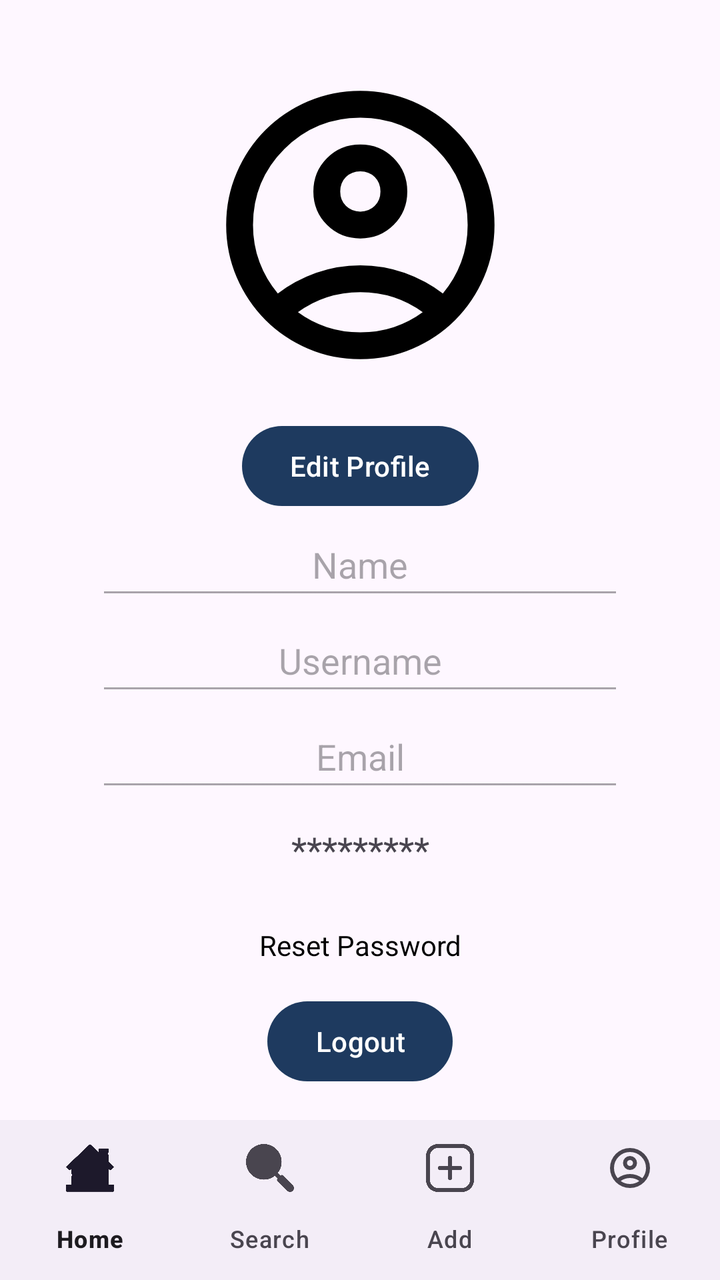
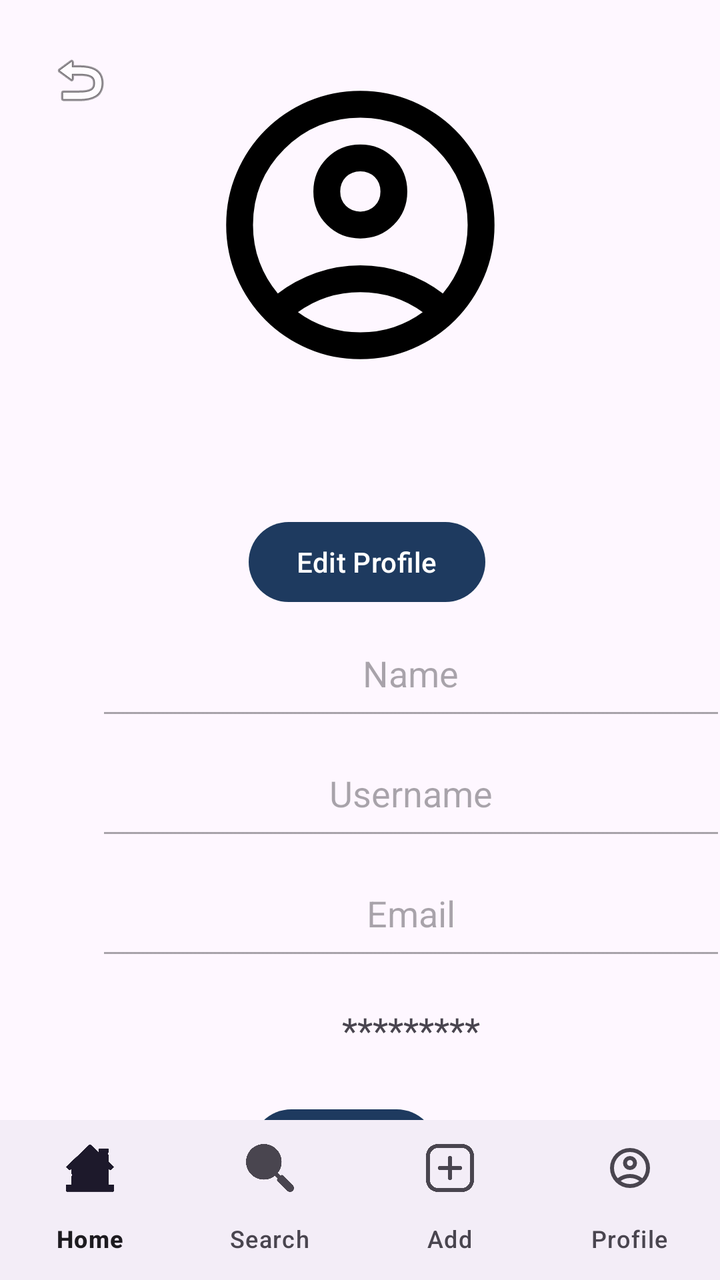

Screens rendered from an Android XML layout before and after an edit, with the pre-edit source and the edit as a unified diff.
<!-- AndroidManifest.xml: application theme Theme.WooferProject -->
<!-- res/layout/profile_page.xml -->
<androidx.constraintlayout.widget.ConstraintLayout xmlns:android="http://schemas.android.com/apk/res/android"
    xmlns:app="http://schemas.android.com/apk/res-auto"
    xmlns:tools="http://schemas.android.com/tools"
    android:layout_width="match_parent"
    android:layout_height="match_parent">

    <ImageView
        android:id="@+id/imageView"
        android:layout_width="165dp"
        android:layout_height="161dp"
        android:layout_marginTop="32dp"
        app:layout_constraintEnd_toEndOf="parent"
        app:layout_constraintStart_toStartOf="parent"
        app:layout_constraintTop_toTopOf="parent"
        android:src="@drawable/profile" />

    <Button
        android:id="@+id/editProfile"
        android:layout_width="wrap_content"
        android:layout_height="wrap_content"
        android:layout_marginTop="16dp"
        android:text="Edit Profile"
        app:layout_constraintEnd_toEndOf="parent"
        app:layout_constraintStart_toStartOf="parent"
        app:layout_constraintTop_toBottomOf="@+id/imageView" />

    <EditText
        android:id="@+id/profile_name"
        android:layout_width="0dp"
        android:layout_height="48dp"
        android:layout_marginStart="48dp"
        android:layout_marginEnd="48dp"
        android:gravity="center"
        android:text="Name"
        android:enabled="false"
        android:textSize="18sp"
        app:layout_constraintBottom_toTopOf="@+id/profile_username"
        app:layout_constraintEnd_toEndOf="parent"
        app:layout_constraintStart_toStartOf="parent"
        app:layout_constraintTop_toBottomOf="@+id/editProfile"
        app:layout_constraintVertical_chainStyle="spread" />

    <EditText
        android:id="@+id/profile_username"
        android:layout_width="0dp"
        android:layout_height="48dp"
        android:layout_marginStart="48dp"
        android:layout_marginEnd="48dp"
        android:gravity="center"
        android:textSize="18sp"
        android:text="Username"
        android:enabled="false"
        app:layout_constraintBottom_toTopOf="@+id/profile_email"
        app:layout_constraintEnd_toEndOf="parent"
        app:layout_constraintStart_toStartOf="parent"
        app:layout_constraintTop_toBottomOf="@+id/profile_name" />

    <EditText
        android:id="@+id/profile_email"
        android:layout_width="0dp"
        android:layout_height="48dp"
        android:layout_marginStart="48dp"
        android:layout_marginEnd="48dp"
        android:gravity="center"
        android:textSize="18sp"
        android:text="Email"
        android:enabled="false"
        app:layout_constraintBottom_toTopOf="@+id/profile_password"
        app:layout_constraintEnd_toEndOf="parent"
        app:layout_constraintStart_toStartOf="parent"
        app:layout_constraintTop_toBottomOf="@+id/profile_username" />

    <TextView
        android:id="@+id/profile_password"
        android:layout_width="0dp"
        android:layout_height="48dp"
        android:layout_marginStart="48dp"
        android:layout_marginEnd="48dp"
        android:gravity="center"
        android:textSize="18sp"
        android:text="*********"
        app:layout_constraintBottom_toTopOf="@+id/profile_reset_password"
        app:layout_constraintEnd_toEndOf="parent"
        app:layout_constraintStart_toStartOf="parent"
        app:layout_constraintTop_toBottomOf="@+id/profile_email" />

    <TextView
        android:id="@+id/profile_reset_password"
        android:layout_width="0dp"
        android:layout_height="48dp"
        android:layout_marginStart="48dp"
        android:layout_marginEnd="48dp"
        android:gravity="center"
        android:text="Reset Password"
        android:textColor="@color/black"
        android:clickable="true"
        android:focusable="true"
        app:layout_constraintBottom_toTopOf="@+id/logout"
        app:layout_constraintEnd_toEndOf="parent"
        app:layout_constraintStart_toStartOf="parent"
        app:layout_constraintTop_toBottomOf="@+id/profile_password" />

    <Button
        android:id="@+id/logout"
        android:layout_width="wrap_content"
        android:layout_height="wrap_content"
        android:layout_marginBottom="16dp"
        android:text="Logout"
        app:layout_constraintBottom_toTopOf="@+id/navigationBar"
        app:layout_constraintEnd_toEndOf="parent"
        app:layout_constraintStart_toStartOf="parent"
        app:layout_constraintTop_toBottomOf="@+id/profile_reset_password" />

    <com.google.android.material.bottomnavigation.BottomNavigationView
        android:id="@+id/navigationBar"
        android:layout_width="0dp"
        android:layout_height="wrap_content"
        app:labelVisibilityMode="labeled"
        app:layout_constraintBottom_toBottomOf="parent"
        app:layout_constraintEnd_toEndOf="parent"
        app:layout_constraintStart_toStartOf="parent"
        app:menu="@menu/bottom_menu" />

</androidx.constraintlayout.widget.ConstraintLayout>
<!-- resources referenced by this layout -->
<resources>
  <color name="black">#FF000000</color>
  <!-- drawable profile (drawable) -->
  <vector xmlns:android="http://schemas.android.com/apk/res/android" android:height="240dp" android:tint="#000000" android:viewportHeight="960" android:viewportWidth="960" android:width="240dp">
        
      <path android:fillColor="@android:color/white" android:pathData="M234,684Q285,645 348,622.5Q411,600 480,600Q549,600 612,622.5Q675,645 726,684Q761,643 780.5,591Q800,539 800,480Q800,347 706.5,253.5Q613,160 480,160Q347,160 253.5,253.5Q160,347 160,480Q160,539 179.5,591Q199,643 234,684ZM380.5,479.5Q340,439 340,380Q340,321 380.5,280.5Q421,240 480,240Q539,240 579.5,280.5Q620,321 620,380Q620,439 579.5,479.5Q539,520 480,520Q421,520 380.5,479.5ZM480,880Q397,880 324,848.5Q251,817 197,763Q143,709 111.5,636Q80,563 80,480Q80,397 111.5,324Q143,251 197,197Q251,143 324,111.5Q397,80 480,80Q563,80 636,111.5Q709,143 763,197Q817,251 848.5,324Q880,397 880,480Q880,563 848.5,636Q817,709 763,763Q709,817 636,848.5Q563,880 480,880ZM580,784.5Q627,769 666,740Q627,711 580,695.5Q533,680 480,680Q427,680 380,695.5Q333,711 294,740Q333,769 380,784.5Q427,800 480,800Q533,800 580,784.5ZM523,423Q540,406 540,380Q540,354 523,337Q506,320 480,320Q454,320 437,337Q420,354 420,380Q420,406 437,423Q454,440 480,440Q506,440 523,423ZM480,380Q480,380 480,380Q480,380 480,380Q480,380 480,380Q480,380 480,380Q480,380 480,380Q480,380 480,380Q480,380 480,380Q480,380 480,380ZM480,740Q480,740 480,740Q480,740 480,740Q480,740 480,740Q480,740 480,740Q480,740 480,740Q480,740 480,740Q480,740 480,740Q480,740 480,740Z"/>
      
  </vector>
  <style name="Theme.WooferProject" parent="Base.Theme.WooferProject" />
  <style name="Base.Theme.WooferProject" parent="Theme.Material3.DayNight.NoActionBar">
          
          <item name="colorPrimary">@color/magnet_blue</item>
          <item name="colorOnPrimary">@color/white</item>
          <item name="colorPrimaryContainer">@color/magnet_blue</item>
          <item name="colorOnPrimaryContainer">@color/white</item>
      </style>
  <color name="magnet_blue">#1E3A5F</color>
  <color name="white">#FFFFFFFF</color>
</resources>

<!-- the commit's change to res/layout/profile_page.xml (unified diff, before → after) -->
@@ -3,6 +3,18 @@
     xmlns:tools="http://schemas.android.com/tools"
     android:layout_width="match_parent"
     android:layout_height="match_parent">
+
+    <ImageButton
+        android:id="@+id/return_profile"
+        android:layout_width="48dp"
+        android:layout_height="48dp"
+        android:layout_marginStart="16dp"
+        android:layout_marginTop="16dp"
+        android:background="?attr/selectableItemBackgroundBorderless"
+        android:src="@android:drawable/ic_menu_revert"
+        app:layout_constraintStart_toStartOf="parent"
+        app:layout_constraintTop_toTopOf="parent"
+        tools:ignore="ContentDescription" />
 
     <ImageView
         android:id="@+id/imageView"
@@ -14,102 +26,125 @@
         app:layout_constraintTop_toTopOf="parent"
         android:src="@drawable/profile" />
 
+    <EditText
+        android:id="@+id/profile_username"
+        android:layout_width="315dp"
+        android:layout_height="60dp"
+        android:layout_marginStart="48dp"
+        android:layout_marginEnd="48dp"
+        android:enabled="false"
+        android:gravity="center"
+        android:text="Username"
+        android:textSize="18sp"
+        app:layout_constraintBottom_toTopOf="@+id/profile_email"
+        app:layout_constraintEnd_toEndOf="parent"
+        app:layout_constraintHorizontal_bias="0.0"
+        app:layout_constraintStart_toStartOf="parent"
+        app:layout_constraintTop_toBottomOf="@+id/profile_name" />
+
+    <EditText
+        android:id="@+id/profile_name"
+        android:layout_width="315dp"
+        android:layout_height="60dp"
+        android:layout_marginStart="48dp"
+        android:layout_marginEnd="48dp"
+        android:enabled="false"
+        android:gravity="center"
+        android:text="Name"
+        android:textSize="18sp"
+        app:layout_constraintBottom_toTopOf="@+id/profile_username"
+        app:layout_constraintEnd_toEndOf="parent"
+        app:layout_constraintHorizontal_bias="0.0"
+        app:layout_constraintStart_toStartOf="parent"
+        app:layout_constraintTop_toBottomOf="@+id/editProfile"
+        app:layout_constraintVertical_chainStyle="spread" />
+
     <Button
         android:id="@+id/editProfile"
         android:layout_width="wrap_content"
         android:layout_height="wrap_content"
-        android:layout_marginTop="16dp"
+        android:layout_marginTop="64dp"
         android:text="Edit Profile"
         app:layout_constraintEnd_toEndOf="parent"
+        app:layout_constraintHorizontal_bias="0.515"
         app:layout_constraintStart_toStartOf="parent"
         app:layout_constraintTop_toBottomOf="@+id/imageView" />
 
-    <EditText
-        android:id="@+id/profile_name"
-        android:layout_width="0dp"
-        android:layout_height="48dp"
+    <TextView
+        android:id="@+id/profile_reset_password"
+        android:layout_width="315dp"
+        android:layout_height="60dp"
         android:layout_marginStart="48dp"
         android:layout_marginEnd="48dp"
+        android:clickable="true"
+        android:focusable="true"
         android:gravity="center"
-        android:text="Name"
-        android:enabled="false"
-        android:textSize="18sp"
-        app:layout_constraintBottom_toTopOf="@+id/profile_username"
+        android:text="Reset Password"
+        android:textColor="@color/black"
+        app:layout_constraintBottom_toTopOf="@+id/logout"
         app:layout_constraintEnd_toEndOf="parent"
+        app:layout_constraintHorizontal_bias="0.0"
         app:layout_constraintStart_toStartOf="parent"
-        app:layout_constraintTop_toBottomOf="@+id/editProfile"
-        app:layout_constraintVertical_chainStyle="spread" />
-
-    <EditText
-        android:id="@+id/profile_username"
-        android:layout_width="0dp"
-        android:layout_height="48dp"
-        android:layout_marginStart="48dp"
-        android:layout_marginEnd="48dp"
-        android:gravity="center"
-        android:textSize="18sp"
-        android:text="Username"
-        android:enabled="false"
-        app:layout_constraintBottom_toTopOf="@+id/profile_email"
-        app:layout_constraintEnd_toEndOf="parent"
-        app:layout_constraintStart_toStartOf="parent"
-        app:layout_constraintTop_toBottomOf="@+id/profile_name" />
+        app:layout_constraintTop_toBottomOf="@+id/profile_password" />
 
     <EditText
         android:id="@+id/profile_email"
-        android:layout_width="0dp"
-        android:layout_height="48dp"
+        android:layout_width="315dp"
+        android:layout_height="60dp"
         android:layout_marginStart="48dp"
         android:layout_marginEnd="48dp"
+        android:enabled="false"
         android:gravity="center"
+        android:text="Email"
         android:textSize="18sp"
-        android:text="Email"
-        android:enabled="false"
         app:layout_constraintBottom_toTopOf="@+id/profile_password"
         app:layout_constraintEnd_toEndOf="parent"
+        app:layout_constraintHorizontal_bias="0.0"
         app:layout_constraintStart_toStartOf="parent"
         app:layout_constraintTop_toBottomOf="@+id/profile_username" />
 
     <TextView
         android:id="@+id/profile_password"
-        android:layout_width="0dp"
-        android:layout_height="48dp"
+        android:layout_width="315dp"
+        android:layout_height="60dp"
         android:layout_marginStart="48dp"
         android:layout_marginEnd="48dp"
         android:gravity="center"
+        android:text="*********"
         android:textSize="18sp"
-        android:text="*********"
         app:layout_constraintBottom_toTopOf="@+id/profile_reset_password"
         app:layout_constraintEnd_toEndOf="parent"
+        app:layout_constraintHorizontal_bias="0.0"
         app:layout_constraintStart_toStartOf="parent"
         app:layout_constraintTop_toBottomOf="@+id/profile_email" />
 
-    <TextView
-        android:id="@+id/profile_reset_password"
-        android:layout_width="0dp"
-        android:layout_height="48dp"
-        android:layout_marginStart="48dp"
-        android:layout_marginEnd="48dp"
-        android:gravity="center"
-        android:text="Reset Password"
-        android:textColor="@color/black"
-        android:clickable="true"
-        android:focusable="true"
-        app:layout_constraintBottom_toTopOf="@+id/logout"
-        app:layout_constraintEnd_toEndOf="parent"
-        app:layout_constraintStart_toStartOf="parent"
-        app:layout_constraintTop_toBottomOf="@+id/profile_password" />
-
-    <Button
-        android:id="@+id/logout"
+    <LinearLayout
+        android:id="@+id/buttons_container"
         android:layout_width="wrap_content"
         android:layout_height="wrap_content"
+        android:orientation="horizontal"
         android:layout_marginBottom="16dp"
-        android:text="Logout"
         app:layout_constraintBottom_toTopOf="@+id/navigationBar"
         app:layout_constraintEnd_toEndOf="parent"
         app:layout_constraintStart_toStartOf="parent"
-        app:layout_constraintTop_toBottomOf="@+id/profile_reset_password" />
+        app:layout_constraintTop_toBottomOf="@+id/profile_reset_password">
+
+        <Button
+            android:id="@+id/logout"
+            android:layout_width="wrap_content"
+            android:layout_height="wrap_content"
+            android:layout_marginEnd="16dp"
+            android:text="Logout" />
+
+        <Button
+            android:id="@+id/delete_account"
+            android:layout_width="wrap_content"
+            android:layout_height="wrap_content"
+            android:backgroundTint="#FF0000"
+            android:text="Delete Account"
+            android:textColor="#FFFFFF"
+            android:visibility="gone" />
+    </LinearLayout>
 
     <com.google.android.material.bottomnavigation.BottomNavigationView
         android:id="@+id/navigationBar"
